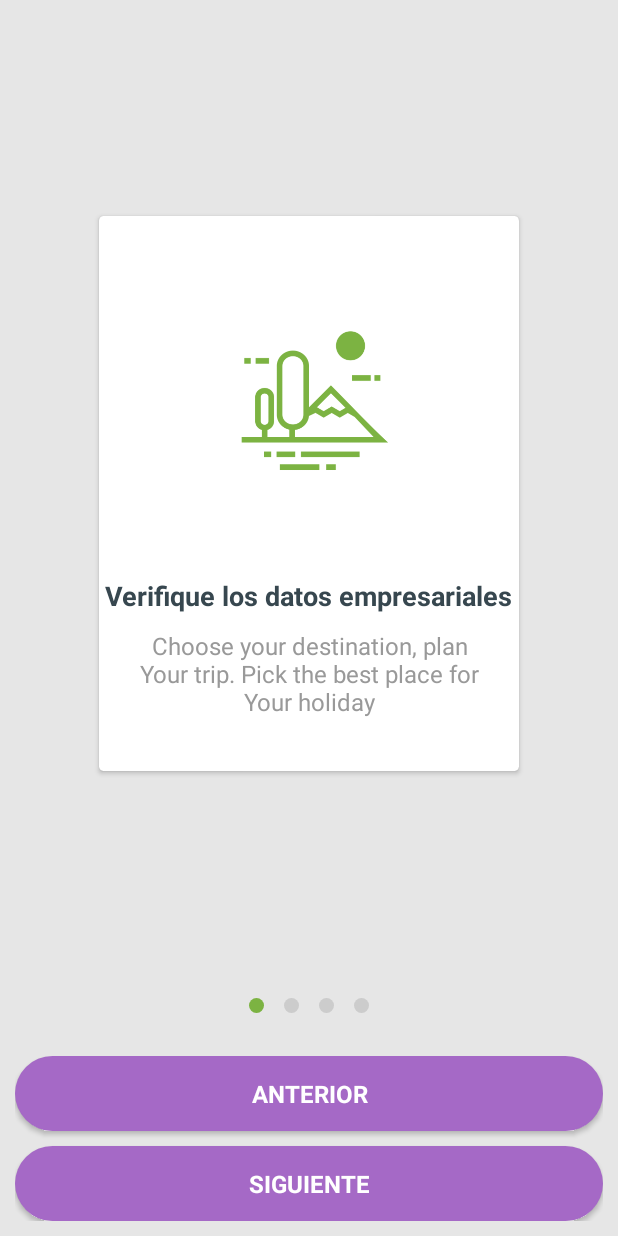
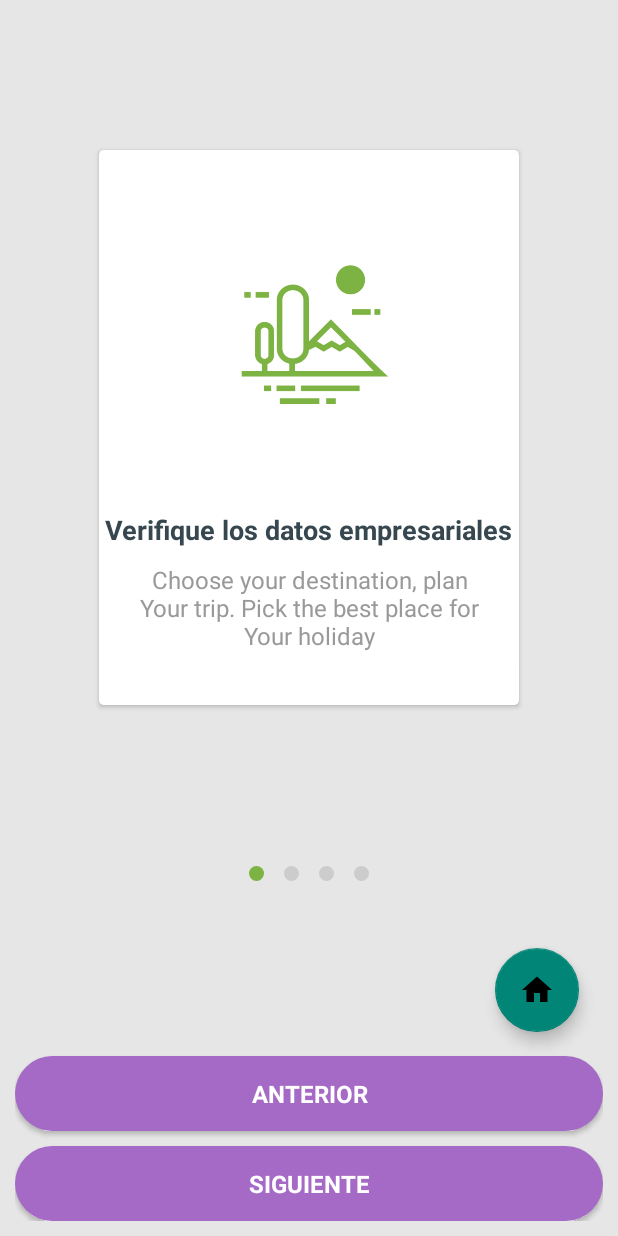
Before and after one commit to JorgBot-Agencia/herramientaISIP, an Android app: the opcionPrincipal screen opened directly, with no data from a screen before it, on a phone screen of 412 x 824 dp. Run offline under Robolectric (Android 15) with nearby library versions, the phone set to English and light mode, and no system bars; our stand-ins replace navigation-ui; plain views replace MaterialRippleLayout.

Commit message:
Menu Isp mejorado

```diff
--- a/app/src/main/java/com/formato/isp/MainActivity.java
+++ b/app/src/main/java/com/formato/isp/MainActivity.java
@@ -39,6 +39,7 @@ public class MainActivity extends AppCompatActivity {
     }
     public void iniciarSesion(){
         Intent intent = new Intent(this, menuprincipal.class);
+        intent.putExtra("direccion","1");
         startActivity(intent);
     }
 }
--- a/app/src/main/java/com/formato/isp/opcionPrincipal.java
+++ b/app/src/main/java/com/formato/isp/opcionPrincipal.java
@@ -1,10 +1,16 @@
 package com.formato.isp;
 
 import androidx.appcompat.app.AppCompatActivity;
+import androidx.drawerlayout.widget.DrawerLayout;
+import androidx.navigation.NavController;
 import androidx.navigation.Navigation;
+import androidx.navigation.ui.AppBarConfiguration;
+import androidx.navigation.ui.NavigationUI;
 import androidx.viewpager.widget.PagerAdapter;
 import androidx.viewpager.widget.ViewPager;
 
+import android.app.Activity;
+import android.app.PendingIntent;
 import android.content.Context;
 import android.content.Intent;
 import android.graphics.PorterDuff;
@@ -17,14 +23,20 @@ import android.widget.ImageView;
 import android.widget.LinearLayout;
 import android.widget.TextView;
 
+import com.formato.isp.ConsultarEmpresa.ConsultaEmpresaFragment;
+import com.formato.isp.ConsultarEmpresa.ConsultaEmpresaViewModel;
 import com.formato.isp.utils.Tools;
+import com.google.android.material.floatingactionbutton.FloatingActionButton;
+import com.google.android.material.navigation.NavigationView;
 
 public class opcionPrincipal extends AppCompatActivity {
 
     private static final int MAX_STEP = 4;
-
+    private AppBarConfiguration mAppBarConfiguration;
+    private opcionPrincipal actividad;
     private ViewPager viewPager;
     private Button btnNext, btnAnterior;
+    FloatingActionButton btninicio;
     private MyViewPagerAdapter myViewPagerAdapter;
     private String about_title_array[] = {
             "Verifique los datos empresariales",
@@ -49,10 +61,11 @@ public class opcionPrincipal extends AppCompatActivity {
     protected void onCreate(Bundle savedInstanceState) {
         super.onCreate(savedInstanceState);
         setContentView(R.layout.activity_opcion_principal);
-
         viewPager = (ViewPager) findViewById(R.id.view_pager);
         btnNext = (Button) findViewById(R.id.btn_next);
         btnAnterior = findViewById(R.id.btn_anterior);
+        btninicio = findViewById(R.id.fab);
+
 
         // adding bottom dots
         bottomProgressDots(0);
@@ -86,6 +99,14 @@ public class opcionPrincipal extends AppCompatActivity {
             }
         });
 
+        btninicio.setOnClickListener(new View.OnClickListener() {
+            @Override
+            public void onClick(View view) {
+                Intent intent = new Intent(view.getContext(), menuprincipal.class);
+                startActivity(intent);
+            }
+        });
+
 
         btnNext.setOnClickListener(new View.OnClickListener() {
             @Override
@@ -96,17 +117,17 @@ public class opcionPrincipal extends AppCompatActivity {
                     viewPager.setCurrentItem(current);
                 } else {
                     Intent intent = new Intent(v.getContext(), menuprincipal.class);
+                    intent.putExtra("direccion","2");
                     startActivity(intent);
+                    //Navigation.findNavController(v).navigate(R.id.consultar_empresa);//Abre el fragmento
+
                 }
             }
         });
 
-        Tools.setSystemBarColor(this, R.color.grey_10);
-        Tools.setSystemBarLight(this);
     }
 
     private int getItem(int i) { return viewPager.getCurrentItem() + i; }
-
     private void bottomProgressDots(int current_index) {
         LinearLayout dotsLayout = (LinearLayout) findViewById(R.id.layoutDots);
         ImageView[] dots = new ImageView[MAX_STEP];
--- a/app/src/main/java/com/formato/isp/ui/home/HomeFragment.java
+++ b/app/src/main/java/com/formato/isp/ui/home/HomeFragment.java
@@ -48,6 +48,7 @@ public class HomeFragment extends Fragment {
             public void onClick(View view) {
                 Intent intent = new Intent(view.getContext(), opcionPrincipal.class);
                 startActivity(intent);
+                //Navigation.findNavController(view).navigate(R.id.botonISP);//Abre el fragmento
             }
         });
         return root;
--- /dev/null
+++ b/app/src/main/res/drawable/iconmenuhome.xml
@@ -0,0 +1,9 @@
+<vector xmlns:android="http://schemas.android.com/apk/res/android"
+    android:width="24dp"
+    android:height="24dp"
+    android:viewportWidth="24.0"
+    android:viewportHeight="24.0">
+    <path
+        android:fillColor="#FF000000"
+        android:pathData="M10 20v-6h4v6h5v-8h3L12 3 2 12h3v8z" />
+</vector>
--- a/app/src/main/res/layout/activity_opcion_principal.xml
+++ b/app/src/main/res/layout/activity_opcion_principal.xml
@@ -1,16 +1,22 @@
 <?xml version="1.0" encoding="utf-8"?>
 <LinearLayout xmlns:android="http://schemas.android.com/apk/res/android"
+    xmlns:tools="http://schemas.android.com/tools"
+    xmlns:app="http://schemas.android.com/apk/res-auto"
     android:layout_width="match_parent"
     android:layout_height="match_parent"
     android:background="@color/grey_10"
     android:fitsSystemWindows="true"
-    android:orientation="vertical">
+    android:orientation="vertical"
+    tools:context=".opcionPrincipal">
+
 
     <androidx.viewpager.widget.ViewPager
         android:id="@+id/view_pager"
         android:layout_width="match_parent"
         android:layout_height="0dp"
-        android:layout_weight="1" />
+        android:layout_weight="1" >
+
+    </androidx.viewpager.widget.ViewPager>
 
     <LinearLayout
         android:id="@+id/layoutDots"
@@ -30,6 +36,15 @@
             android:layout_width="match_parent"
             android:layout_height="wrap_content"
             android:orientation="vertical">
+            <com.google.android.material.floatingactionbutton.FloatingActionButton
+                android:id="@+id/fab"
+                android:layout_width="wrap_content"
+                android:layout_height="wrap_content"
+                android:layout_gravity="bottom|end"
+                android:layout_margin="16dp"
+                android:layout_marginEnd="12dp"
+                app:srcCompat="@drawable/iconmenuhome"
+                tools:ignore="VectorDrawableCompat" />
             <Button
                 android:id="@+id/btn_anterior"
                 android:layout_width="match_parent"
@@ -54,7 +69,10 @@
                 android:textAppearance="@style/TextAppearance.AppCompat.Subhead"
                 android:textColor="@android:color/white"
                 android:textStyle="bold" />
+
+
         </LinearLayout>
+
     </com.balysv.materialripple.MaterialRippleLayout>
 
 </LinearLayout>
--- a/app/src/main/res/values/drawables.xml
+++ b/app/src/main/res/values/drawables.xml
@@ -5,4 +5,5 @@
     <item name="ic_menu_manage" type="drawable">@android:drawable/ic_menu_manage</item>
     <item name="ic_menu_share" type="drawable">@android:drawable/ic_menu_share</item>
     <item name="ic_menu_send" type="drawable">@android:drawable/ic_menu_send</item>
+    <item name="nn" type="layout">@layout/consulta_empresa_fragment</item>
 </resources>
--- a/app/src/main/res/values/strings.xml
+++ b/app/src/main/res/values/strings.xml
@@ -16,6 +16,7 @@
     <string name="menu_share">Share</string>
     <string name="menu_send">Send</string>
     <string name="messageWithLink">¿Aún no te has registrado como fundación?</string>
+    <string name="IniciarEn">"@id/nav_home"</string>
 
 
     <!-- TODO: Remove or change this placeholder text -->
```
Also changed, not shown: app/src/main/java/com/formato/isp/ConsultarEmpresa/ConsultaEmpresaFragment.java (added, +38 -0 lines), app/src/main/java/com/formato/isp/ConsultarEmpresa/ConsultaEmpresaViewModel.java (added, +8 -0 lines), app/src/main/java/com/formato/isp/menuprincipal.java (+6 -1 lines), app/src/main/res/layout/botonflotante.xml (added, +21 -0 lines), app/src/main/res/layout/consulta_empresa_fragment.xml (added, +13 -0 lines), app/src/main/res/navigation/mobile_navigation.xml (+13 -0 lines), app/build.gradle (line endings or trailing spaces).
